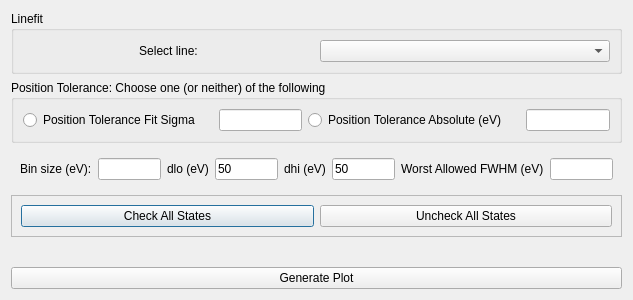
First picture: the form in massGui/ui/qualityCheckLinefit.ui, repository gmondee/massGui, before the edit.
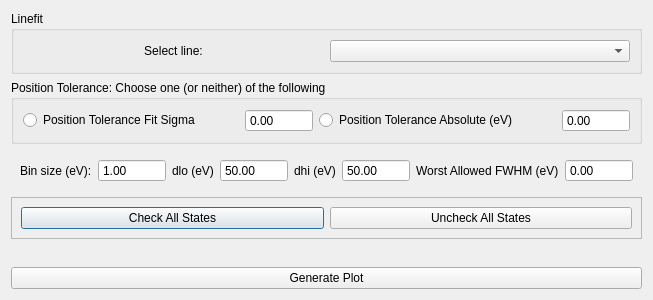
Second picture: the form after the edit. Custom widgets are drawn as their Qt base class.

Commit message:
Change QLineEdits to QDoubleSpinBoxes
This limits what can be typed in and prevents some crashes related to what is entered

Diff of the .ui file:
```diff
--- a/massGui/ui/qualityCheckLinefit.ui
+++ b/massGui/ui/qualityCheckLinefit.ui
@@ -57,7 +57,17 @@
        </widget>
       </item>
       <item>
-       <widget class="QLineEdit" name="sigmaBox"/>
+       <widget class="QDoubleSpinBox" name="sigmaBox">
+        <property name="buttonSymbols">
+         <enum>QAbstractSpinBox::NoButtons</enum>
+        </property>
+        <property name="decimals">
+         <number>2</number>
+        </property>
+        <property name="maximum">
+         <double>10000000.000000000000000</double>
+        </property>
+       </widget>
       </item>
       <item>
        <widget class="QRadioButton" name="radioAbsolute">
@@ -74,9 +84,15 @@
        </widget>
       </item>
       <item>
-       <widget class="QLineEdit" name="absoluteBox">
-        <property name="text">
-         <string/>
+       <widget class="QDoubleSpinBox" name="absoluteBox">
+        <property name="buttonSymbols">
+         <enum>QAbstractSpinBox::NoButtons</enum>
+        </property>
+        <property name="decimals">
+         <number>2</number>
+        </property>
+        <property name="maximum">
+         <double>10000000.000000000000000</double>
         </property>
        </widget>
       </item>
@@ -94,12 +110,18 @@
        </widget>
       </item>
       <item>
-       <widget class="QLineEdit" name="binSizeBox">
-        <property name="inputMethodHints">
-         <set>Qt::ImhPreferNumbers</set>
+       <widget class="QDoubleSpinBox" name="binSizeBox">
+        <property name="buttonSymbols">
+         <enum>QAbstractSpinBox::NoButtons</enum>
         </property>
-        <property name="text">
-         <string/>
+        <property name="decimals">
+         <number>2</number>
+        </property>
+        <property name="maximum">
+         <double>10000000.000000000000000</double>
+        </property>
+        <property name="value">
+         <double>1.000000000000000</double>
         </property>
        </widget>
       </item>
@@ -111,12 +133,18 @@
        </widget>
       </item>
       <item>
-       <widget class="QLineEdit" name="dlo">
-        <property name="inputMethodHints">
-         <set>Qt::ImhDigitsOnly|Qt::ImhFormattedNumbersOnly|Qt::ImhPreferNumbers</set>
+       <widget class="QDoubleSpinBox" name="dlo">
+        <property name="buttonSymbols">
+         <enum>QAbstractSpinBox::NoButtons</enum>
         </property>
-        <property name="text">
-         <string>50</string>
+        <property name="decimals">
+         <number>2</number>
+        </property>
+        <property name="maximum">
+         <double>10000000.000000000000000</double>
+        </property>
+        <property name="value">
+         <double>50.000000000000000</double>
         </property>
        </widget>
       </item>
@@ -128,12 +156,18 @@
        </widget>
       </item>
       <item>
-       <widget class="QLineEdit" name="dhi">
-        <property name="inputMethodHints">
-         <set>Qt::ImhDigitsOnly|Qt::ImhFormattedNumbersOnly|Qt::ImhPreferNumbers</set>
+       <widget class="QDoubleSpinBox" name="dhi">
+        <property name="buttonSymbols">
+         <enum>QAbstractSpinBox::NoButtons</enum>
         </property>
-        <property name="text">
-         <string>50</string>
+        <property name="decimals">
+         <number>2</number>
+        </property>
+        <property name="maximum">
+         <double>10000000.000000000000000</double>
+        </property>
+        <property name="value">
+         <double>50.000000000000000</double>
         </property>
        </widget>
       </item>
@@ -145,7 +179,17 @@
        </widget>
       </item>
       <item>
-       <widget class="QLineEdit" name="fwhmBox"/>
+       <widget class="QDoubleSpinBox" name="fwhmBox">
+        <property name="buttonSymbols">
+         <enum>QAbstractSpinBox::NoButtons</enum>
+        </property>
+        <property name="decimals">
+         <number>2</number>
+        </property>
+        <property name="maximum">
+         <double>10000000.000000000000000</double>
+        </property>
+       </widget>
       </item>
      </layout>
     </widget>
```
The commit also changes 8 other files.
